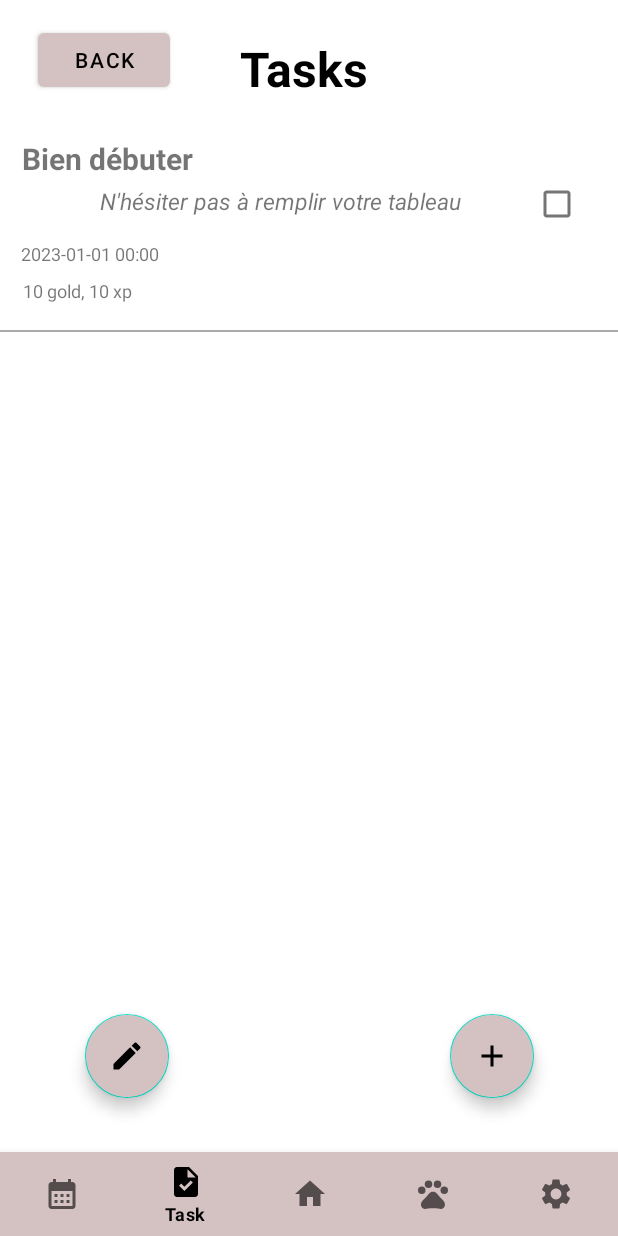
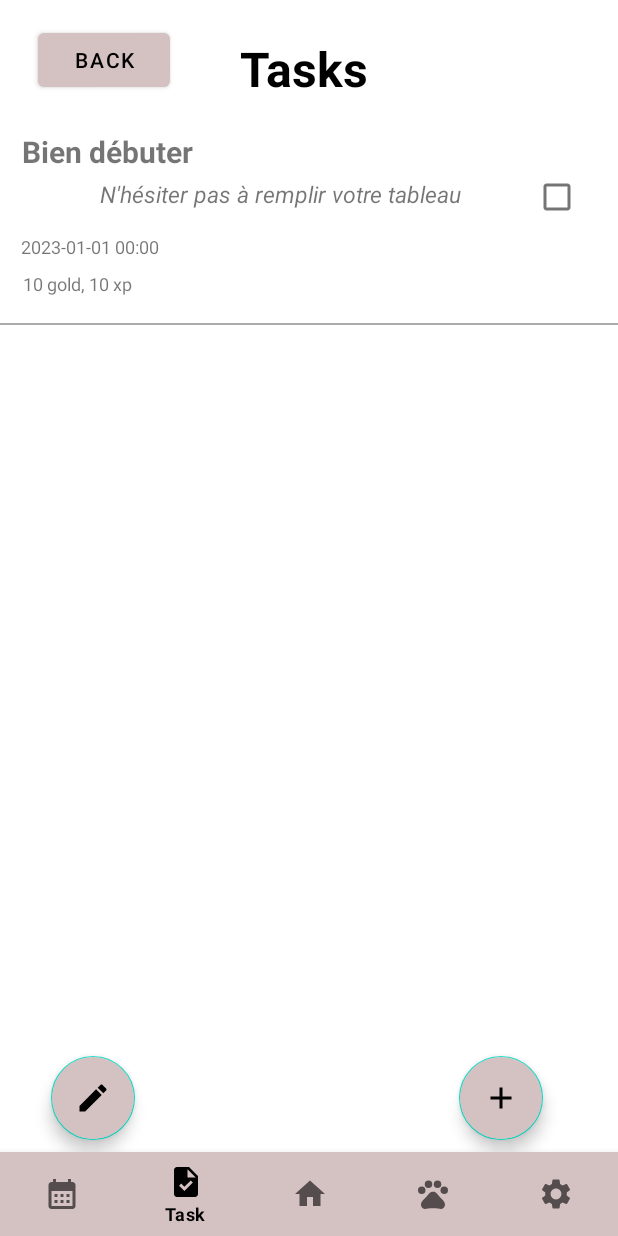
Before and after one commit to Chaphogriff/WorkPet, an Android app: the TaskActivity screen opened directly, with no data from a screen before it, on a phone screen of 412 x 824 dp. Run offline under Robolectric (Android 15) with nearby library versions, the phone set to English and light mode, and no system bars.

Commit message:
Change a bit of Calendar UI + Task UI

```diff
--- a/app/src/main/res/layout/activity_calendar.xml
+++ b/app/src/main/res/layout/activity_calendar.xml
@@ -26,6 +26,7 @@
         app:layout_constraintLeft_toLeftOf="parent"
         app:layout_constraintRight_toRightOf="parent"
         app:layout_constraintTop_toTopOf="parent"
+        app:layout_constraintVertical_bias="0.5"
         app:layout_constraintWidth_percent=".5"
         tools:ignore="MissingConstraints" />
 
--- a/app/src/main/res/layout/activity_task.xml
+++ b/app/src/main/res/layout/activity_task.xml
@@ -15,7 +15,7 @@
         android:layout_marginStart="25dp"
         android:layout_marginTop="16dp"
         android:layout_marginEnd="39dp"
-        android:text="Back"
+        android:text="@string/back"
         app:layout_constraintEnd_toEndOf="parent"
         app:layout_constraintHorizontal_bias="0.0"
         app:layout_constraintStart_toStartOf="parent"
@@ -36,37 +36,43 @@
 
     <androidx.recyclerview.widget.RecyclerView
         android:id="@+id/tasksRecyclerView"
-        android:layout_width="match_parent"
-        android:layout_height="match_parent"
-        android:layout_marginTop="72dp"
+        android:layout_width="0dp"
+        android:layout_height="0dp"
+        android:layout_marginBottom="70dp"
         android:nestedScrollingEnabled="true"
         app:layoutManager="androidx.recyclerview.widget.LinearLayoutManager"
+        app:layout_constraintBottom_toTopOf="@+id/nav"
+        app:layout_constraintEnd_toEndOf="parent"
+        app:layout_constraintHorizontal_bias="0.0"
         app:layout_constraintStart_toStartOf="parent"
-        app:layout_constraintTop_toBottomOf="@id/tasksText" />
+        app:layout_constraintTop_toBottomOf="@id/tasksText"
+        app:layout_constraintVertical_bias="0.0" />
 
     <com.google.android.material.floatingactionbutton.FloatingActionButton
         android:id="@+id/fab"
         android:layout_width="wrap_content"
         android:layout_height="wrap_content"
-        android:layout_marginBottom="36dp"
+        android:layout_marginBottom="8dp"
         android:backgroundTint="@color/tint"
         android:src="@drawable/baseline_add"
         app:layout_constraintBottom_toTopOf="@+id/nav"
         app:layout_constraintEnd_toEndOf="parent"
-        app:layout_constraintHorizontal_bias="0.842"
-        app:layout_constraintStart_toStartOf="parent" />
+        app:layout_constraintHorizontal_bias="0.859"
+        app:layout_constraintStart_toStartOf="parent"
+        android:contentDescription="@string/add_a_task" />
 
     <com.google.android.material.floatingactionbutton.FloatingActionButton
         android:id="@+id/edit"
         android:layout_width="wrap_content"
         android:layout_height="wrap_content"
-        android:layout_marginBottom="36dp"
+        android:layout_marginBottom="8dp"
         android:backgroundTint="@color/tint"
         android:src="@drawable/baseline_edit_24"
         app:layout_constraintBottom_toTopOf="@+id/nav"
         app:layout_constraintEnd_toEndOf="parent"
-        app:layout_constraintHorizontal_bias="0.16"
-        app:layout_constraintStart_toStartOf="parent" />
+        app:layout_constraintHorizontal_bias="0.095"
+        app:layout_constraintStart_toStartOf="parent"
+        android:contentDescription="@string/edit_a_task" />
 
     <com.google.android.material.bottomnavigation.BottomNavigationView
         android:id="@+id/nav"
--- a/app/src/main/res/values/strings.xml
+++ b/app/src/main/res/values/strings.xml
@@ -13,4 +13,9 @@
     <string name="taskReward1">Reward : 10 xp, 10 gold</string>
     <string name="taskReward2">Reward : 5 xp, 10 gold</string>
     <string name="empty" />
+    <string name="day_tasks">This day\'s tasks</string>
+    <string name="back">Back</string>
+    <string name="add_a_task">Add a task</string>
+    <string name="close">Close</string>
+    <string name="edit_a_task">Edit a task</string>
 </resources>
```
Also changed, not shown: app/src/main/java/com/workthrutheweak/workpet/CalendarActivity.java (+8 -0 lines), app/src/main/res/layout/activity_calendar_popup.xml (+32 -13 lines), 1 other file.
